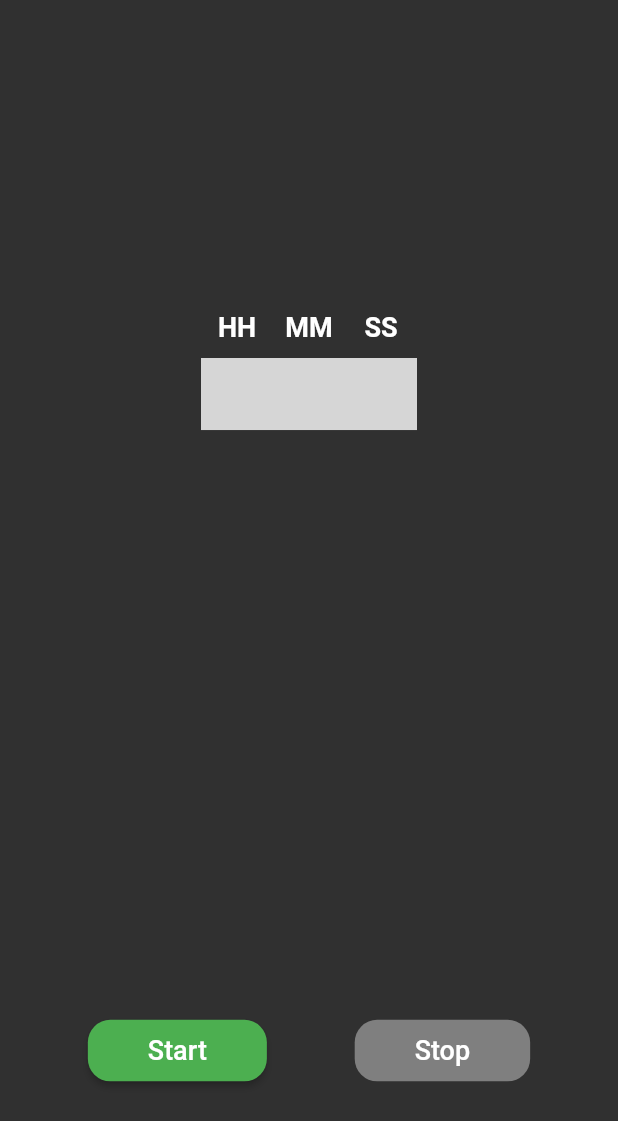
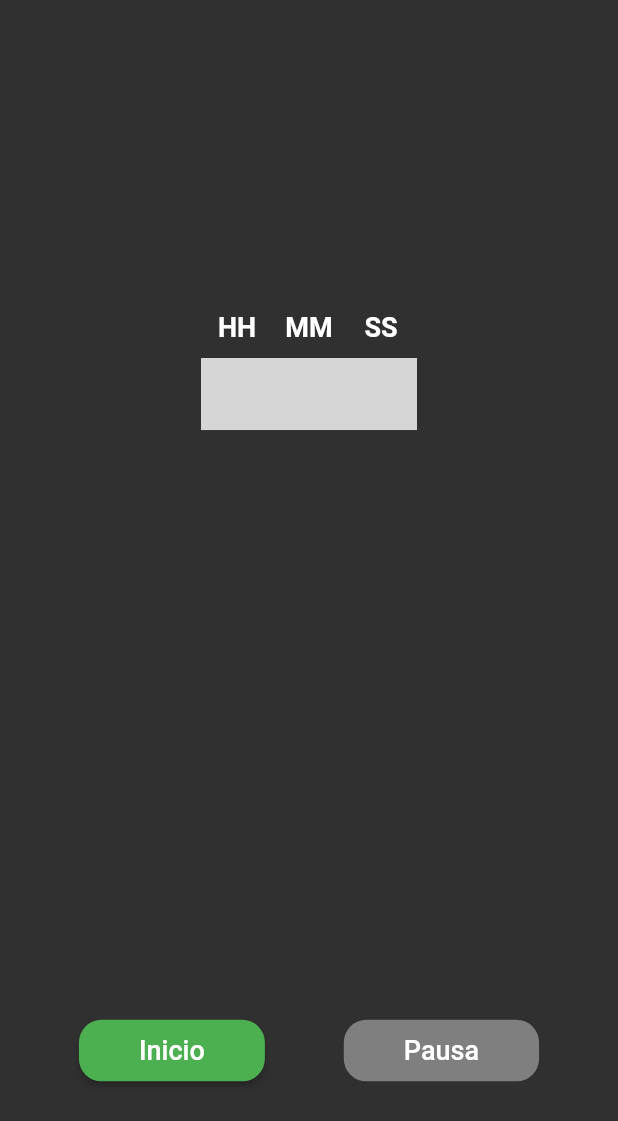
Before and after one commit to sebaav12/Infinity-Proyect-Flutter, a Flutter app: the TemporizadorPage screen opened by its route, on a phone screen of 412 x 824 dp. Shown: the top 1121 px of the screen. Run offline on Flutter 3.47's test engine with Material 2 defaults, Android fonts, the phone set to English and light mode, and no system bars; our stand-ins replace numberpicker, sqflite, stop_watch_timer; accounts and stored records are empty; statements that could not run were skipped; grey boxes are pictures that could not be loaded.

Commit message:
Revision de erores

```diff
--- a/lib/pages/cronometro_page.dart
+++ b/lib/pages/cronometro_page.dart
@@ -17,8 +17,6 @@ class _CronometroPageState extends State<CronometroPage> {
     onChangeRawSecond: (value) => print('onChangeRawSecond $value'),
     onChangeRawMinute: (value) => print('onChangeRawMinute $value'),
   );
-
-  final _scrollController = ScrollController();
 
   @override
   void initState() {
--- a/lib/pages/new_course.dart
+++ b/lib/pages/new_course.dart
@@ -1,5 +1,4 @@
 import "package:flutter/material.dart";
-import 'package:infinity/models/course_model.dart';
 import 'package:provider/provider.dart';
 import 'package:infinity/provider/course_list_provider.dart';
 
--- a/lib/pages/temporizador_page.dart
+++ b/lib/pages/temporizador_page.dart
@@ -2,7 +2,8 @@ import 'dart:async';
 
 import 'package:flutter/material.dart';
 import 'package:numberpicker/numberpicker.dart';
-import 'package:percent_indicator/circular_percent_indicator.dart';
+
+// Codigo obtenido del video tutorial https://www.youtube.com/watch?v=f2FbW_D8VC8&t=1915s
 
 class TemporizadorPage extends StatefulWidget {
   @override
@@ -189,7 +190,7 @@ class _TemporizadorPageState extends State<TemporizadorPage> {
                   ),
                   color: Colors.green,
                   child: Text(
-                    "Start",
+                    "Inicio",
                     style: TextStyle(
                       fontSize: 18.0,
                       color: Colors.white,
@@ -207,7 +208,7 @@ class _TemporizadorPageState extends State<TemporizadorPage> {
                   ),
                   color: Colors.red,
                   child: Text(
-                    "Stop",
+                    "Pausa",
                     style: TextStyle(
                       fontSize: 18.0,
                       color: Colors.white,
```
